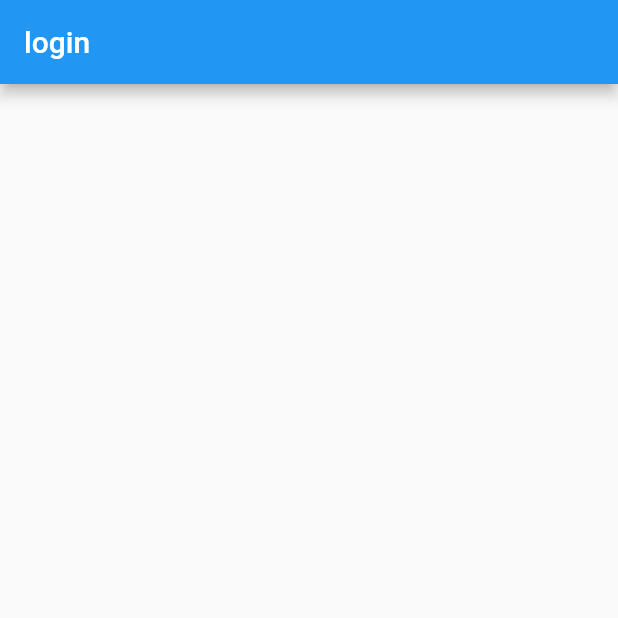
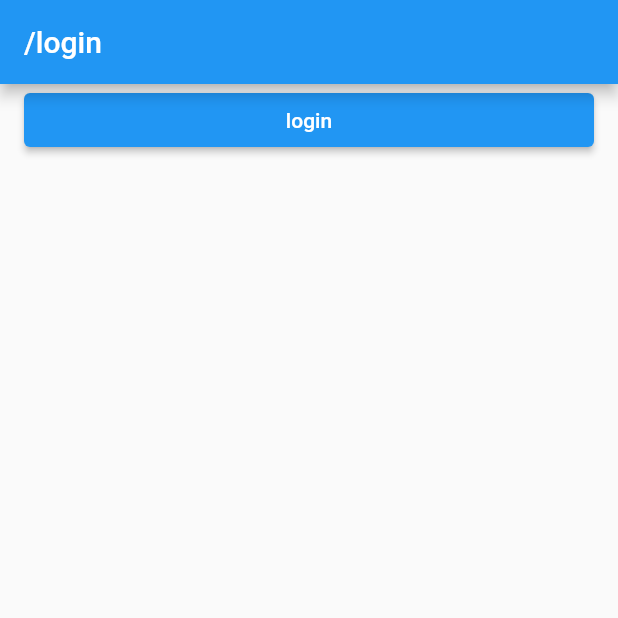
Before and after one commit to JaehanC/gorouterprac, a Flutter app: the screen it shows after launch, on a phone screen of 412 x 824 dp, the top half of it. Run offline on Flutter 3.47's test engine with Material 2 defaults, Android fonts, the light colour scheme and no system bars; our stand-ins replace flutter_riverpod, go_router.

Commit message:
Feat: redirection 테스트하기

```diff
--- a/lib/provider/auth_provider.dart
+++ b/lib/provider/auth_provider.dart
@@ -17,7 +17,7 @@
       redirect: (context, state) => authStateProvider._redirectLogic(state),
       refreshListenable: authStateProvider,
       //홈화면
-      initialLocation: '/',
+      initialLocation: '/login',
       errorBuilder: (context, state) {
         return ErrorScreen(error: state.error.toString());
       },
@@ -50,7 +50,7 @@
 //유저 정보가 없다 - 로그인한 상태가 아니다.
 //유저정보가 없고 로그인하려는 중이 아니라면 로그인 페이지로 이동한다
     if (user == null) {
-      return loginIn ? null : 'login';
+      return loginIn ? null : '/login';
     }
 //유저정보가 있는데 로그인 페이지라면 홈으로 이동
 //위의 이프문을 통과하면 유저정보는 무조건 있는거임
--- a/lib/screen/login_screen.dart
+++ b/lib/screen/login_screen.dart
@@ -1,13 +1,26 @@
 import 'package:flutter/material.dart';
+import 'package:flutter_riverpod/flutter_riverpod.dart';
 import 'package:routerpractice/layout/default_layout.dart';
+import 'package:routerpractice/provider/auth_provider.dart';
 
-class LoginScreen extends StatelessWidget {
+class LoginScreen extends ConsumerWidget {
   const LoginScreen({super.key});
 
   @override
-  Widget build(BuildContext context) {
+  Widget build(BuildContext context, WidgetRef ref) {
     return DefaultLayout(
-      body: Column(),
+      body: Column(
+        crossAxisAlignment: CrossAxisAlignment.stretch,
+        children: [
+          ElevatedButton(
+            onPressed: () {
+              ref.read(userProvider.notifier).login(name: 'codefactory');
+              // context.go('/one/two/three');
+            },
+            child: const Text('login'),
+          ),
+        ],
+      ),
     );
   }
 }
```
Also changed, not shown: lib/screen/home_screen.dart (+17 -2 lines).
